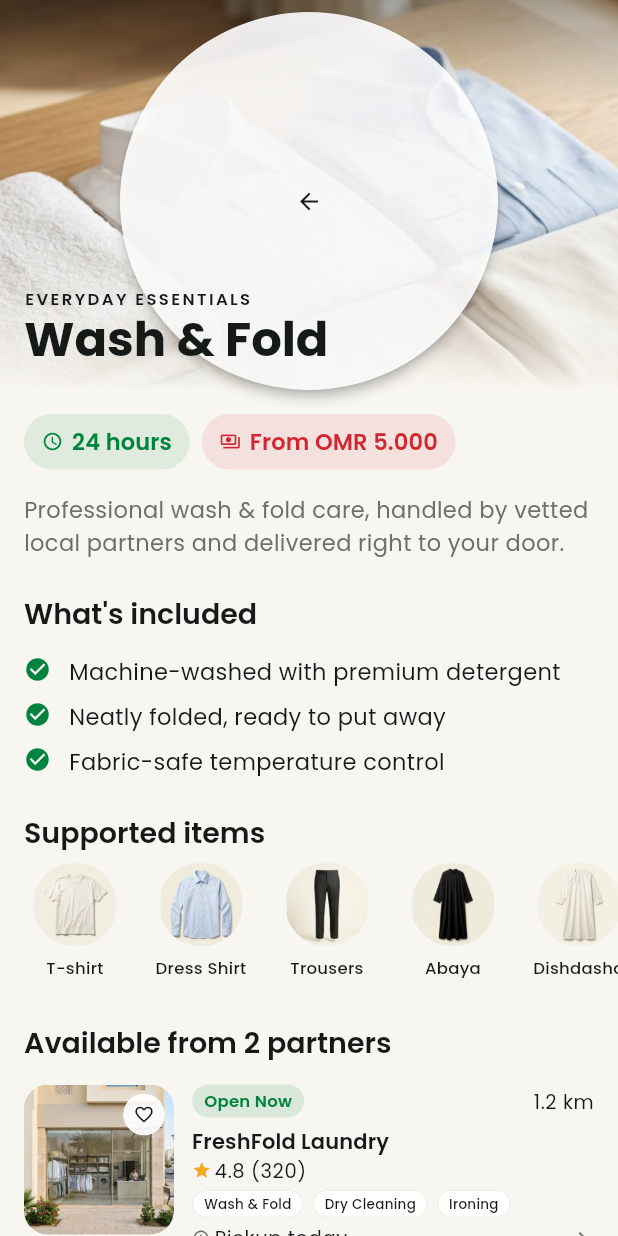
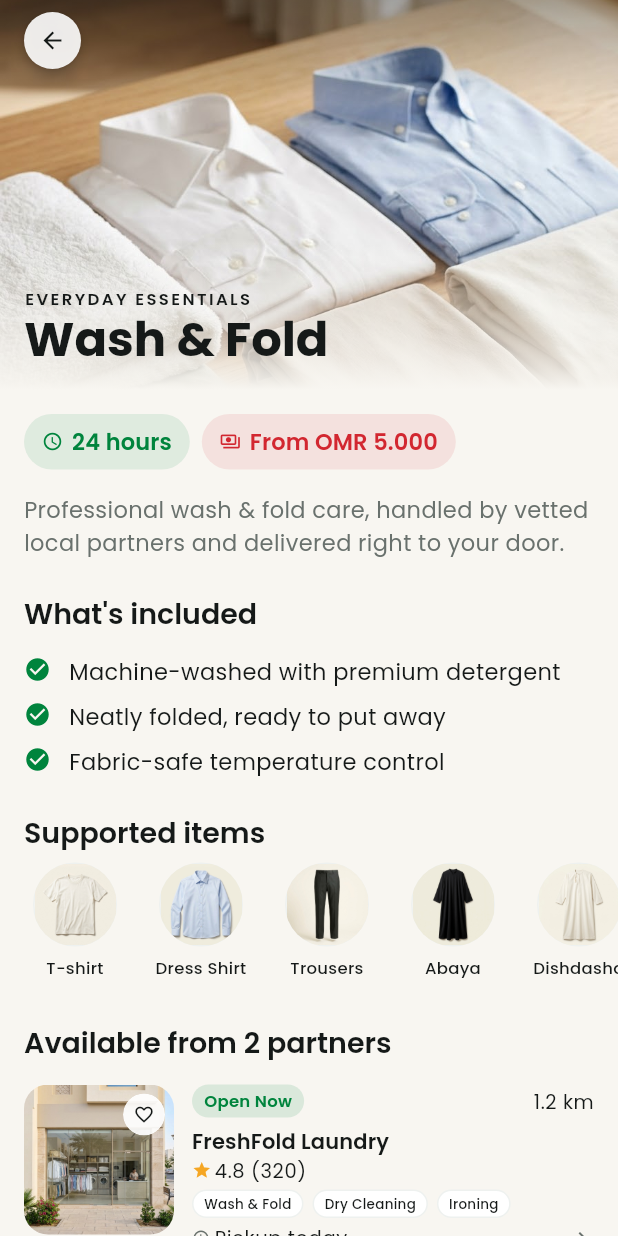
Before and after one commit to SyedAmeenAli/LaundryGo-FrontEnd, a Flutter app: the ServiceDetailScreen screen opened directly with sample values from the repository, on a phone screen of 412 x 824 dp. Run offline on Flutter 3.47's test engine with Material 3 defaults, Android fonts, the phone set to English and light mode, and no system bars; our stand-ins replace google_fonts, latlong2, shared_preferences; missing offline and left inert: dart:html, dart:ui_web; accounts and stored records are empty.

Commit message:
Fix oversized circular back buttons on Service and Garment Detail
Both back buttons sat as non-Positioned/unwrapped children under a
StackFit.expand Stack (service detail) or a stretch Column (garment
detail), so the CircleBorder Material stretched to fill the tight
constraints it received instead of staying an intrinsic ~38px circle.
Wrapped each in Positioned + Align (service detail) or Align (garment
detail) so the button sizes to its content again.

Co-Authored-By: Claude Sonnet 5 <noreply@anthropic.com>

```diff
--- a/lib/screens/customer/garment_detail_screen.dart
+++ b/lib/screens/customer/garment_detail_screen.dart
@@ -56,6 +56,8 @@ class _GarmentDetailScreenState extends State<GarmentDetailScreen> {
                   LGSpacing.md,
                   0,
                 ),
+                child: Align(
+                  alignment: Alignment.topLeft,
                   child: Material(
                     color: theme.colorScheme.surface,
                     shape: const CircleBorder(),
@@ -65,6 +67,7 @@ class _GarmentDetailScreenState extends State<GarmentDetailScreen> {
                       child: const Padding(
                         padding: EdgeInsets.all(10),
                         child: Icon(Icons.arrow_back, size: 18),
+                      ),
                     ),
                   ),
                 ),
--- a/lib/screens/customer/service_detail_screen.dart
+++ b/lib/screens/customer/service_detail_screen.dart
@@ -130,7 +130,11 @@ class ServiceDetailScreen extends StatelessWidget {
                         ),
                       ),
                     ),
-                    SafeArea(
+                    Positioned(
+                      top: 0,
+                      left: 0,
+                      right: 0,
+                      child: SafeArea(
                         bottom: false,
                         child: Padding(
                           padding: const EdgeInsets.fromLTRB(
@@ -139,6 +143,8 @@ class ServiceDetailScreen extends StatelessWidget {
                             LGSpacing.md,
                             0,
                           ),
+                          child: Align(
+                            alignment: Alignment.topLeft,
                             child: Material(
                               color: Colors.white.withValues(alpha: 0.9),
                               shape: const CircleBorder(),
@@ -152,6 +158,8 @@ class ServiceDetailScreen extends StatelessWidget {
                                     Icons.arrow_back,
                                     size: 18,
                                     color: LGColors.midnight,
+                                  ),
+                                ),
                               ),
                             ),
                           ),
```
Lines whose indentation alone changed are shown as unchanged.
